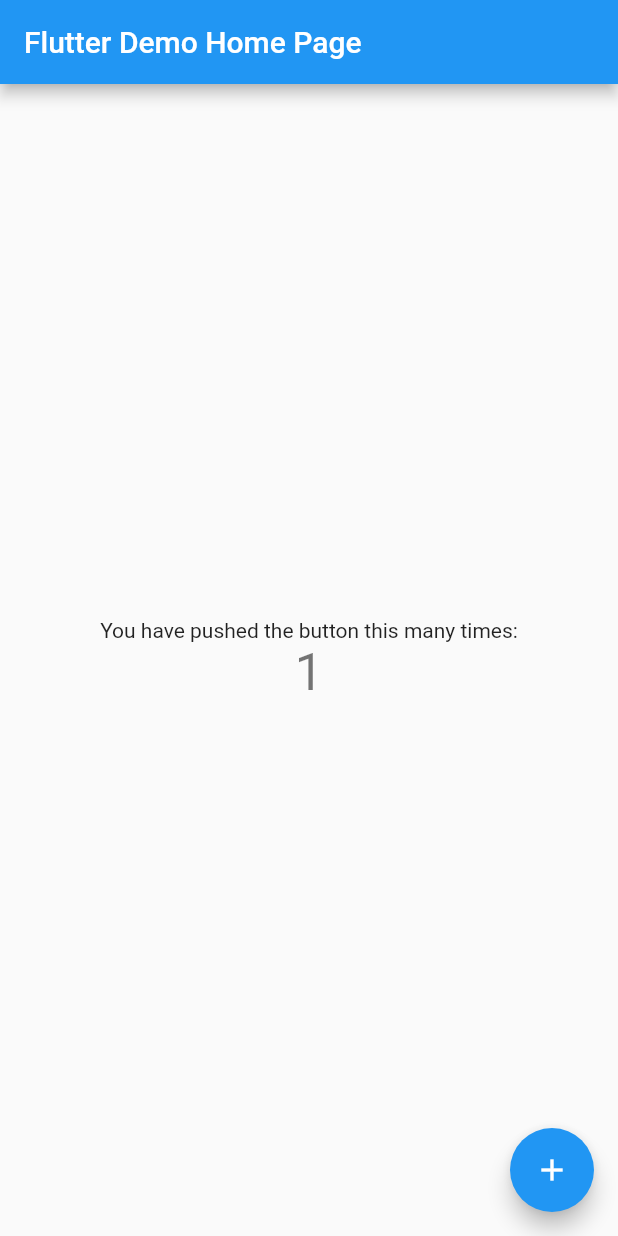
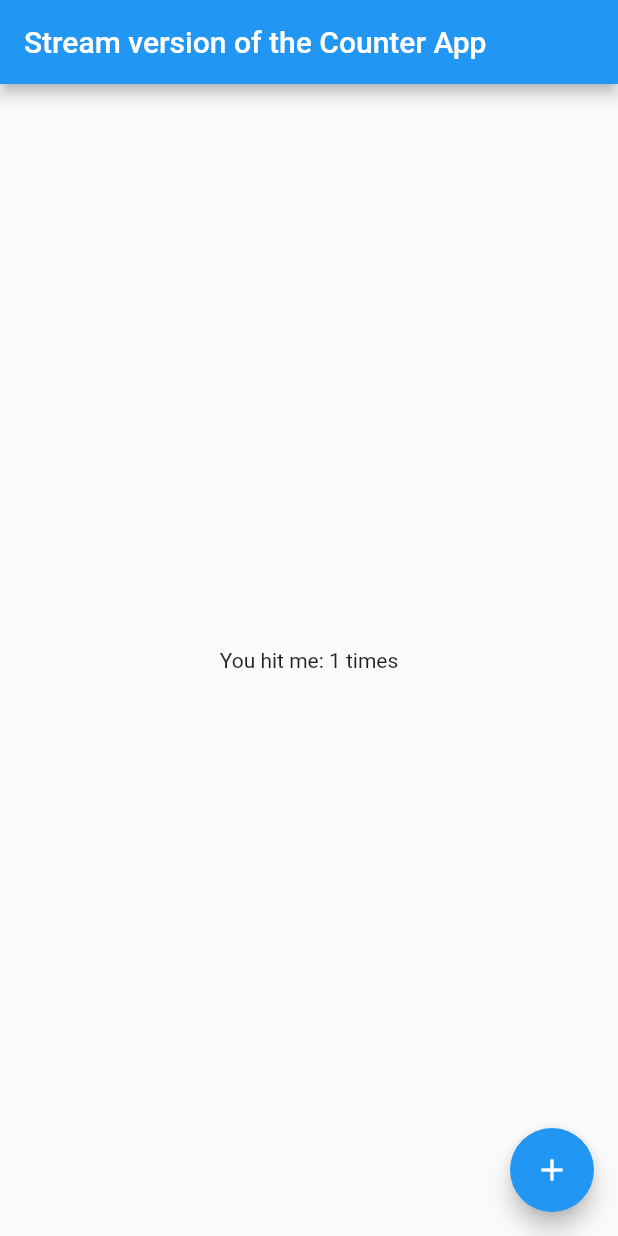
Before and after one commit to LabNerds/flutter-app, a Flutter app: the screen it shows after launch, after a tap on the "add" icon, on a phone screen of 412 x 824 dp. Run offline on Flutter 3.47's test engine with Material 2 defaults, Android fonts, the phone set to English and light mode, and no system bars.

Commit message:
feature: using stream instead of state

```diff
--- a/lib/main.dart
+++ b/lib/main.dart
@@ -1,3 +1,4 @@
+import 'dart:async';
 import 'package:flutter/material.dart';
 
 void main() {
@@ -13,15 +14,6 @@ class MyApp extends StatelessWidget {
     return MaterialApp(
       title: 'Flutter Demo',
       theme: ThemeData(
-        // This is the theme of your application.
-        //
-        // Try running your application with "flutter run". You'll see the
-        // application has a blue toolbar. Then, without quitting the app, try
-        // changing the primarySwatch below to Colors.green and then invoke
-        // "hot reload" (press "r" in the console where you ran "flutter run",
-        // or simply save your changes to "hot reload" in a Flutter IDE).
-        // Notice that the counter didn't reset back to zero; the application
-        // is not restarted.
         primarySwatch: Colors.blue,
       ),
       home: const MyHomePage(title: 'Flutter Demo Home Page'),
@@ -31,16 +23,6 @@ class MyApp extends StatelessWidget {
 
 class MyHomePage extends StatefulWidget {
   const MyHomePage({Key? key, required this.title}) : super(key: key);
-
-  // This widget is the home page of your application. It is stateful, meaning
-  // that it has a State object (defined below) that contains fields that affect
-  // how it looks.
-
-  // This class is the configuration for the state. It holds the values (in this
-  // case the title) provided by the parent (in this case the App widget) and
-  // used by the build method of the State. Fields in a Widget subclass are
-  // always marked "final".
-
   final String title;
 
   @override
@@ -49,67 +31,32 @@ class MyHomePage extends StatefulWidget {
 
 class _MyHomePageState extends State<MyHomePage> {
   int _counter = 0;
+  final StreamController<int> _streamController = StreamController<int>();
 
-  void _incrementCounter() {
-    setState(() {
-      // This call to setState tells the Flutter framework that something has
-      // changed in this State, which causes it to rerun the build method below
-      // so that the display can reflect the updated values. If we changed
-      // _counter without calling setState(), then the build method would not be
-      // called again, and so nothing would appear to happen.
-      _counter++;
-    });
+  @override
+  void dispose() {
+    _streamController.close();
+    super.dispose();
   }
 
   @override
   Widget build(BuildContext context) {
-    // This method is rerun every time setState is called, for instance as done
-    // by the _incrementCounter method above.
-    //
-    // The Flutter framework has been optimized to make rerunning build methods
-    // fast, so that you can just rebuild anything that needs updating rather
-    // than having to individually change instances of widgets.
     return Scaffold(
-      appBar: AppBar(
-        // Here we take the value from the MyHomePage object that was created by
-        // the App.build method, and use it to set our appbar title.
-        title: Text(widget.title),
-      ),
+      appBar: AppBar(title: Text('Stream version of the Counter App')),
       body: Center(
-        // Center is a layout widget. It takes a single child and positions it
-        // in the middle of the parent.
-        child: Column(
-          // Column is also a layout widget. It takes a list of children and
-          // arranges them vertically. By default, it sizes itself to fit its
-          // children horizontally, and tries to be as tall as its parent.
-          //
-          // Invoke "debug painting" (press "p" in the console, choose the
-          // "Toggle Debug Paint" action from the Flutter Inspector in Android
-          // Studio, or the "Toggle Debug Paint" command in Visual Studio Code)
-          // to see the wireframe for each widget.
-          //
-          // Column has various properties to control how it sizes itself and
-          // how it positions its children. Here we use mainAxisAlignment to
-          // center the children vertically; the main axis here is the vertical
-          // axis because Columns are vertical (the cross axis would be
-          // horizontal).
-          mainAxisAlignment: MainAxisAlignment.center,
-          children: <Widget>[
-            const Text(
-              'You have pushed the button this many times:',
-            ),
-            Text(
-              '$_counter',
-              style: Theme.of(context).textTheme.headline4,
-            ),
-          ],
-        ),
+        child: StreamBuilder<int>(
+            stream: _streamController.stream,
+            initialData: _counter,
+            builder: (BuildContext context, AsyncSnapshot<int> snapshot) {
+              return Text('You hit me: ${snapshot.data} times');
+            }),
       ),
       floatingActionButton: FloatingActionButton(
-        onPressed: _incrementCounter,
-        tooltip: 'Increment',
         child: const Icon(Icons.add),
-      ), // This trailing comma makes auto-formatting nicer for build methods.
+        onPressed: () {
+          _streamController.sink.add(++_counter);
+        },
+      ),
     );
   }
 }
```
